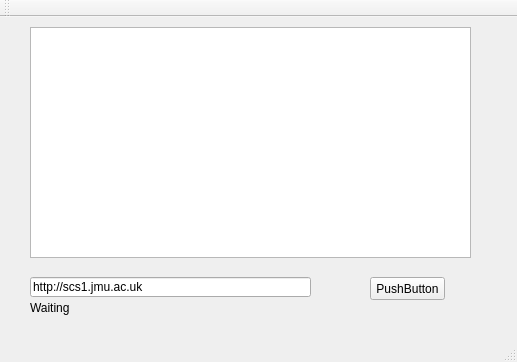
it18aaa/visiontimehack, file mainwindow.ui: the form before one commit.
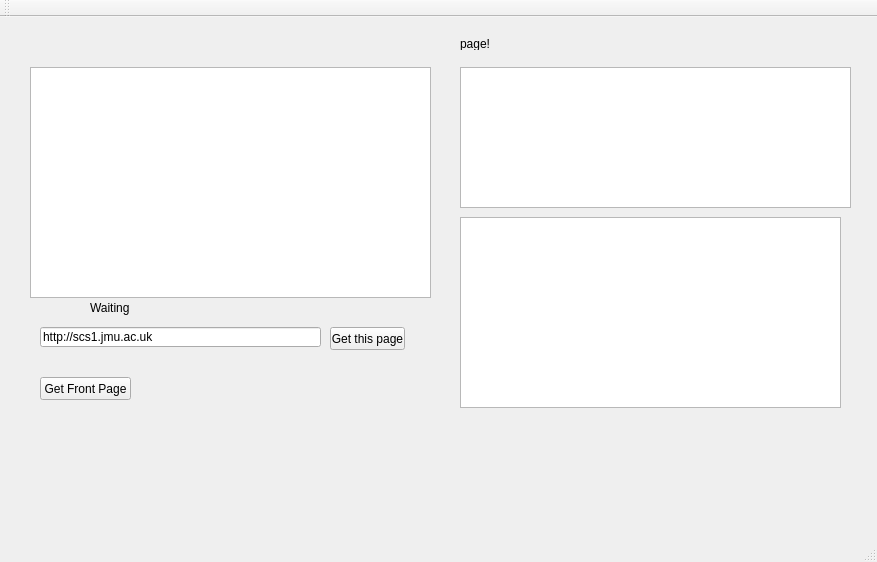
The form after the commit.

Patch:
```diff
--- a/mainwindow.ui
+++ b/mainwindow.ui
@@ -6,8 +6,8 @@
    <rect>
     <x>0</x>
     <y>0</y>
-    <width>517</width>
-    <height>362</height>
+    <width>877</width>
+    <height>562</height>
    </rect>
   </property>
   <property name="windowTitle">
@@ -17,7 +17,7 @@
    <widget class="QLabel" name="label">
     <property name="geometry">
      <rect>
-      <x>30</x>
+      <x>90</x>
       <y>280</y>
       <width>121</width>
       <height>21</height>
@@ -30,21 +30,21 @@
    <widget class="QPushButton" name="pushButton">
     <property name="geometry">
      <rect>
-      <x>370</x>
-      <y>260</y>
+      <x>330</x>
+      <y>310</y>
       <width>75</width>
       <height>23</height>
      </rect>
     </property>
     <property name="text">
-     <string>PushButton</string>
+     <string>Get this page</string>
     </property>
    </widget>
    <widget class="QLineEdit" name="lineEdit">
     <property name="geometry">
      <rect>
-      <x>30</x>
-      <y>260</y>
+      <x>40</x>
+      <y>310</y>
       <width>281</width>
       <height>20</height>
      </rect>
@@ -56,10 +56,10 @@
    <widget class="QPlainTextEdit" name="plainTextEdit">
     <property name="geometry">
      <rect>
-      <x>30</x>
-      <y>10</y>
-      <width>441</width>
-      <height>231</height>
+      <x>460</x>
+      <y>50</y>
+      <width>391</width>
+      <height>141</height>
      </rect>
     </property>
     <property name="font">
@@ -69,6 +69,52 @@
      </font>
     </property>
    </widget>
+   <widget class="QLabel" name="label_2">
+    <property name="geometry">
+     <rect>
+      <x>460</x>
+      <y>20</y>
+      <width>47</width>
+      <height>13</height>
+     </rect>
+    </property>
+    <property name="text">
+     <string>page!</string>
+    </property>
+   </widget>
+   <widget class="QPlainTextEdit" name="txtEditResponse">
+    <property name="geometry">
+     <rect>
+      <x>30</x>
+      <y>50</y>
+      <width>401</width>
+      <height>231</height>
+     </rect>
+    </property>
+   </widget>
+   <widget class="QTextEdit" name="browserView">
+    <property name="geometry">
+     <rect>
+      <x>460</x>
+      <y>200</y>
+      <width>381</width>
+      <height>191</height>
+     </rect>
+    </property>
+   </widget>
+   <widget class="QPushButton" name="pushButton_2">
+    <property name="geometry">
+     <rect>
+      <x>40</x>
+      <y>360</y>
+      <width>91</width>
+      <height>23</height>
+     </rect>
+    </property>
+    <property name="text">
+     <string>Get Front Page</string>
+    </property>
+   </widget>
   </widget>
   <widget class="QMenuBar" name="menuBar">
    <property name="geometry">
```
Left out of the diff: 2 changed lines with no effect on the pictures.
